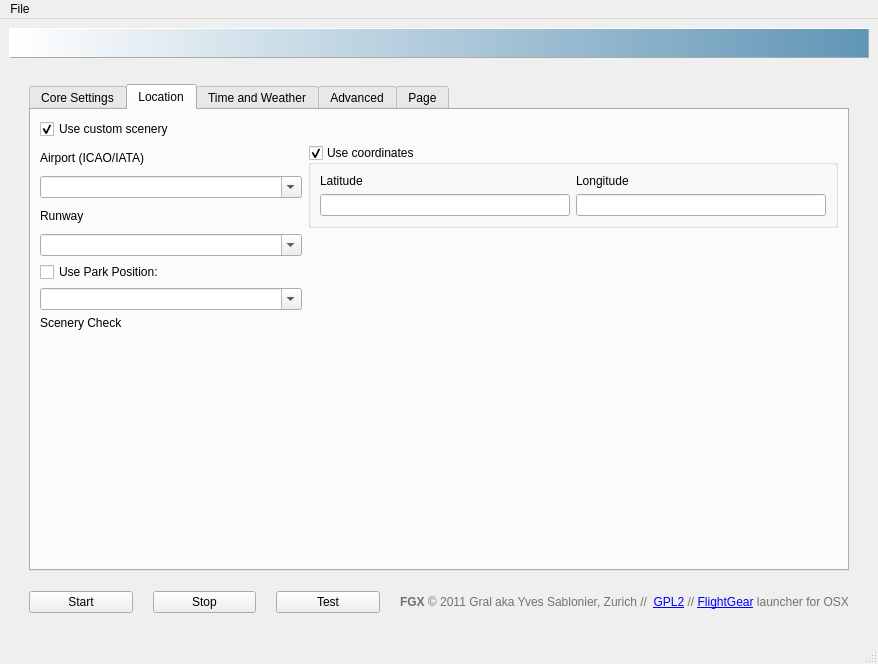
Before: the Qt Designer form src/fgx.ui in fgx/fgx, drawn with Qt 5.
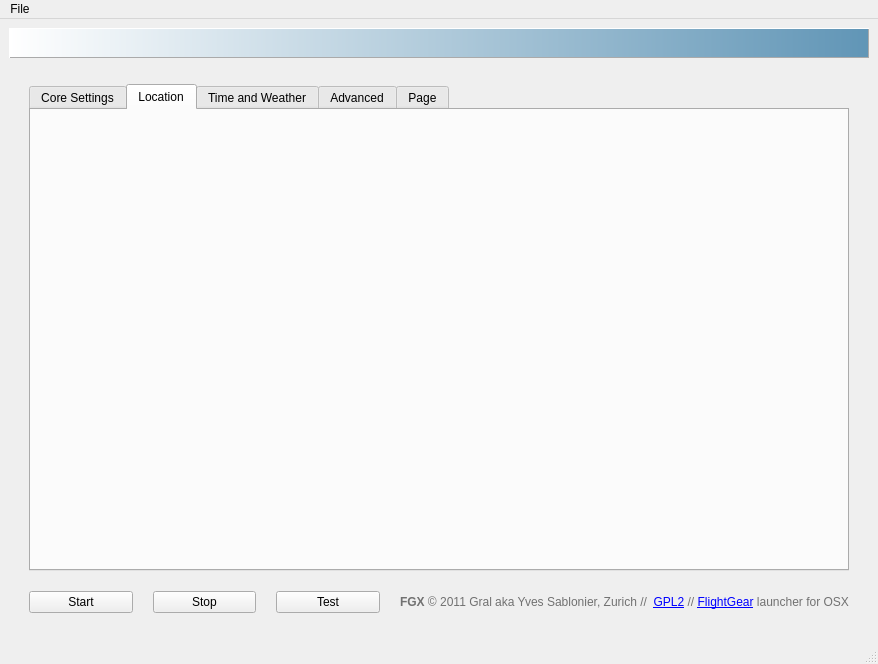
After: the same form once the commit is applied. The open tabs and pages were chosen to show the change. Icons and pictures are not drawn.

Commit message: Restore settings to airports

Diff of the .ui file:
```diff
--- a/src/fgx.ui
+++ b/src/fgx.ui
@@ -298,55 +298,7 @@
           <string>Location</string>
          </attribute>
          <layout class="QGridLayout" name="gridLayout_9">
-          <item row="0" column="0" colspan="2">
-           <widget class="QCheckBox" name="usecustomScenery">
-            <property name="toolTip">
-             <string>Don’t forget to check Terrasync download at Paths and Programs tab</string>
-            </property>
-            <property name="text">
-             <string>Use custom scenery</string>
-            </property>
-            <property name="checked">
-             <bool>true</bool>
-            </property>
-           </widget>
-          </item>
-          <item row="1" column="0">
-           <widget class="QLabel" name="labelLocation">
-            <property name="text">
-             <string>Airport (ICAO/IATA)</string>
-            </property>
-           </widget>
-          </item>
-          <item row="2" column="0">
-           <widget class="QComboBox" name="locationIcao">
-            <property name="editable">
-             <bool>true</bool>
-            </property>
-           </widget>
-          </item>
-          <item row="3" column="0">
-           <widget class="QLabel" name="label_runway">
-            <property name="text">
-             <string>Runway</string>
-            </property>
-           </widget>
-          </item>
-          <item row="4" column="0">
-           <widget class="QComboBox" name="runWay">
-            <property name="editable">
-             <bool>true</bool>
-            </property>
-           </widget>
-          </item>
-          <item row="5" column="0">
-           <widget class="QCheckBox" name="useParkPosition">
-            <property name="text">
-             <string>Use Park Position:</string>
-            </property>
-           </widget>
-          </item>
-          <item row="5" column="2" rowspan="2">
+          <item row="0" column="1" rowspan="2">
            <spacer name="verticalSpacer_10">
             <property name="orientation">
              <enum>Qt::Vertical</enum>
@@ -359,21 +311,7 @@
             </property>
            </spacer>
           </item>
-          <item row="6" column="0">
-           <widget class="QComboBox" name="parkPosition">
-            <property name="editable">
-             <bool>true</bool>
-            </property>
-           </widget>
-          </item>
-          <item row="7" column="0" colspan="3">
-           <widget class="QLabel" name="sceneryCheck">
-            <property name="text">
-             <string>Scenery Check</string>
-            </property>
-           </widget>
-          </item>
-          <item row="8" column="0">
+          <item row="2" column="0">
            <spacer name="verticalSpacer_11">
             <property name="orientation">
              <enum>Qt::Vertical</enum>
@@ -386,46 +324,6 @@
             </property>
            </spacer>
           </item>
-          <item row="1" column="1" rowspan="3" colspan="2">
-           <widget class="QGroupBox" name="checkBoxUseCoordinates">
-            <property name="title">
-             <string>Use coordinates</string>
-            </property>
-            <property name="checkable">
-             <bool>true</bool>
-            </property>
-            <layout class="QGridLayout" name="gridLayout_8">
-             <item row="0" column="0">
-              <widget class="QLabel" name="labelLatitude">
-               <property name="text">
-                <string>Latitude</string>
-               </property>
-              </widget>
-             </item>
-             <item row="0" column="1">
-              <widget class="QLabel" name="labelLongitude">
-               <property name="text">
-                <string>Longitude</string>
-               </property>
-              </widget>
-             </item>
-             <item row="1" column="0">
-              <widget class="QLineEdit" name="Latitude">
-               <property name="readOnly">
-                <bool>false</bool>
-               </property>
-              </widget>
-             </item>
-             <item row="1" column="1">
-              <widget class="QLineEdit" name="Longitude">
-               <property name="readOnly">
-                <bool>false</bool>
-               </property>
-              </widget>
-             </item>
-            </layout>
-           </widget>
-          </item>
          </layout>
         </widget>
         <widget class="QWidget" name="tab_5">
```
Left out of the diff: 2 changed lines with no effect on the pictures. The commit also changes 4 other files.
